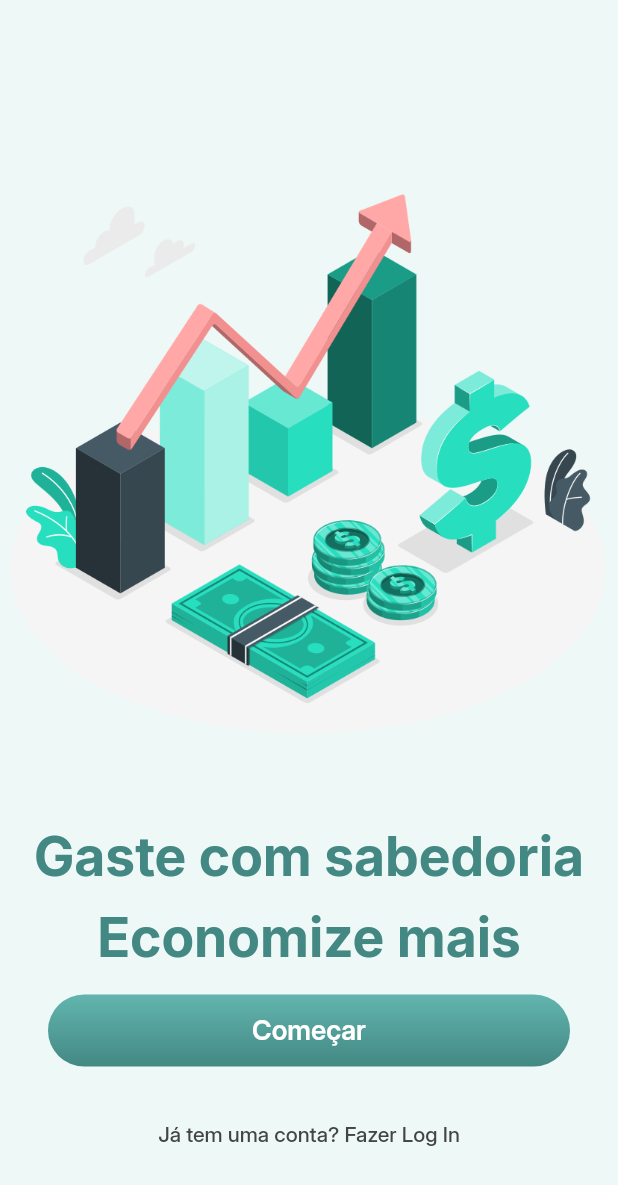
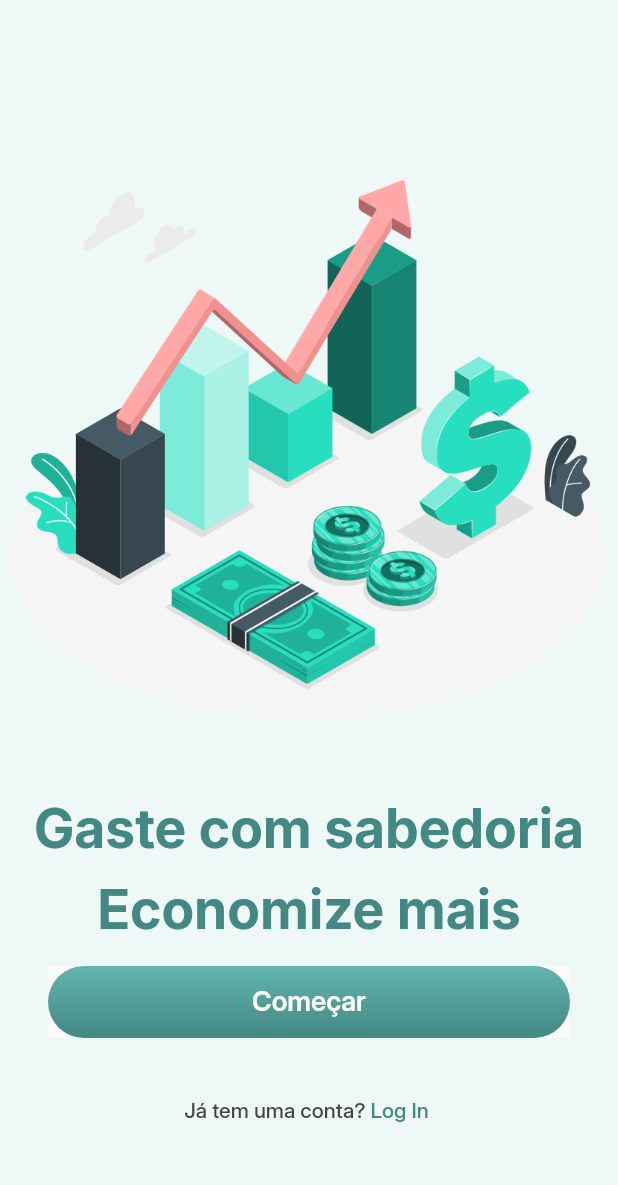
Before and after one commit to lucaspaludo/app_financeiro, a Flutter app: the screen it shows after launch, on a phone screen of 412 x 824 dp. Shown: the top 1185 px of the screen. Run offline on Flutter 3.47's test engine with Material 2 defaults, Android fonts, the phone set to English and light mode, and no system bars.

Commit message:
refatorando on boaring e text button

```diff
--- /dev/null
+++ b/lib/common/widgets/multi_text_button.dart
@@ -0,0 +1,23 @@
+import 'package:flutter/material.dart';
+
+
+class MultiTextButton extends StatelessWidget {
+  final List<Text> children;
+  final VoidCallback onPressed;
+  const MultiTextButton({
+    Key? key,
+    required this.children,
+    required this.onPressed,
+  }) : super(key: key);
+
+  @override
+  Widget build(BuildContext context) {
+    return TextButton(
+        onPressed: onPressed,
+        child: Row(
+          mainAxisSize: MainAxisSize.min,
+          mainAxisAlignment: MainAxisAlignment.center,
+          children: children,
+        ));
+  }
+}
--- a/lib/common/widgets/primary_button.dart
+++ b/lib/common/widgets/primary_button.dart
@@ -16,7 +16,8 @@ class PrimaryButton extends StatelessWidget {
 
   @override
   Widget build(BuildContext context) {
-    return Ink(
+    return Material(
+      child: Ink(
 
         height: 48,
         decoration: BoxDecoration(
@@ -37,6 +38,7 @@ class PrimaryButton extends StatelessWidget {
             ),
           ),
         ),
+      ),
     );
   }
 }
--- a/lib/onBoarding/onBoarding_screen.dart
+++ b/lib/onBoarding/onBoarding_screen.dart
@@ -1,11 +1,10 @@
 // ignore_for_file: public_member_api_docs, sort_constructors_first
-import 'dart:math';
-
-import 'package:flutter/material.dart';
 
 import 'package:app_financeiro/common/constants/app_colors.dart';
 import 'package:app_financeiro/common/constants/app_text_styles.dart';
+import 'package:flutter/material.dart';
 
+import '../common/widgets/multi_text_button.dart';
 import '../common/widgets/primary_button.dart';
 
 class OnBoardingScreen extends StatelessWidget {
@@ -15,14 +14,12 @@ class OnBoardingScreen extends StatelessWidget {
   Widget build(BuildContext context) {
     return Scaffold(
       backgroundColor: AppColors.iceWhite,
-      body: Align(
-        child: Column(
+      body: Column(
         children: [
-            SizedBox(height: 48.0,),
-            Expanded(
-              flex: 2,
-              child: Image.asset('assets/images/onBoarding.png'),
+          const SizedBox(
+            height: 48.0,
           ),
+          Expanded(child: Image.asset('assets/images/onBoarding.png')),
           Text('Gaste com sabedoria',
               style: AppTextStyles.mediumText
                   .copyWith(color: AppColors.greenlightTwo)),
@@ -31,7 +28,8 @@ class OnBoardingScreen extends StatelessWidget {
               style: AppTextStyles.mediumText
                   .copyWith(color: AppColors.greenlightTwo)),
           Padding(
-              padding: const EdgeInsets.symmetric(horizontal: 32.0, vertical: 16.0),
+            padding: const EdgeInsets.only(
+                left: 32.0, right: 32.0, top: 16.0, bottom: 4.0),
             child: PrimaryButton(
               text: 'Começar',
               onPressed: () {},
@@ -40,14 +38,25 @@ class OnBoardingScreen extends StatelessWidget {
           const SizedBox(
             height: 20,
           ),
-            Text('Já tem uma conta? Fazer Log In',
-                style: AppTextStyles.smallText.copyWith(color: AppColors.grey)),
+          MultiTextButton(
+            onPressed: () {},
+            children: [
+              Text(
+                'Já tem uma conta? ',
+                style: AppTextStyles.smallText.copyWith(color: AppColors.grey),
+              ),
+              Text(
+                'Log In ',
+                style: AppTextStyles.smallText
+                    .copyWith(color: AppColors.greenlightTwo),
+              ),
+            ],
+          ),
           const SizedBox(
             height: 60.0,
           )
         ],
       ),
-      ),
     );
   }
 }
```
Lines whose indentation alone changed are shown as unchanged.
